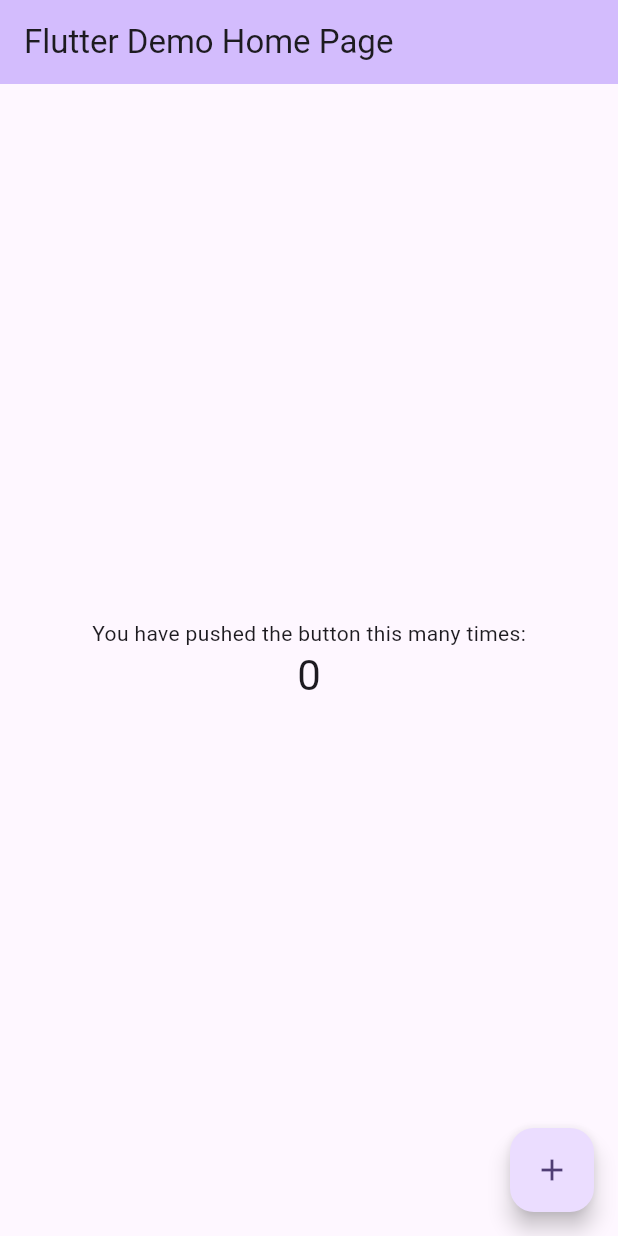
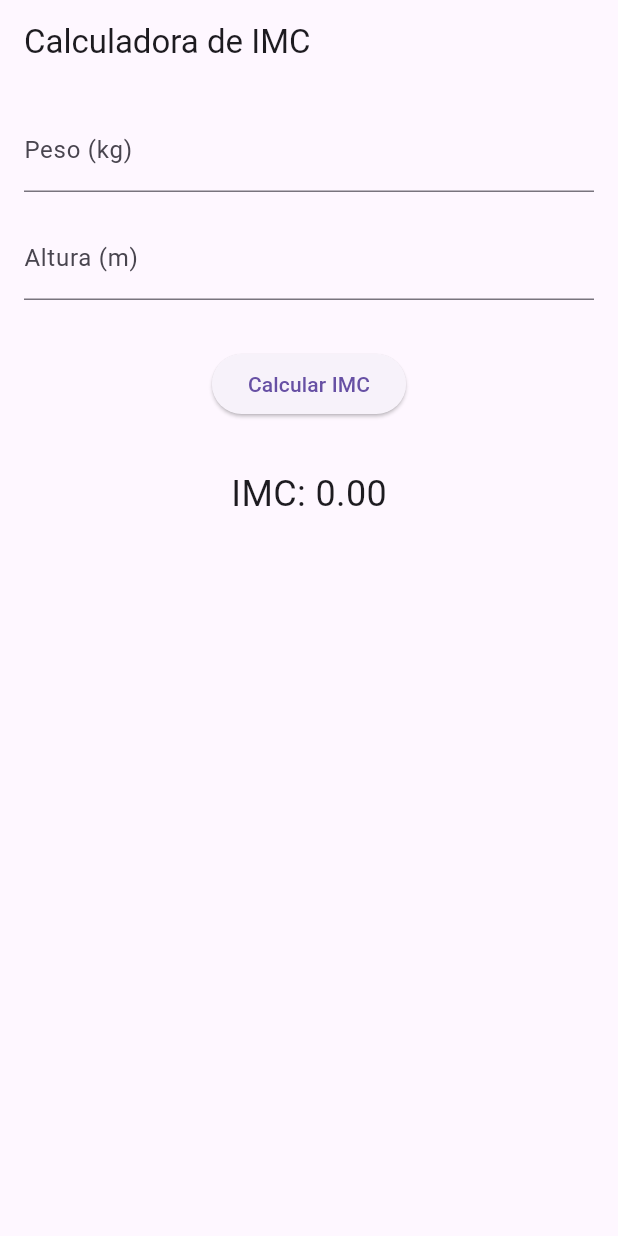
Before and after one commit to renan-meneses/study_flutter, a Flutter app: the screen it shows after launch, on a phone screen of 412 x 824 dp. Run offline on Flutter 3.47's test engine with Material 3 defaults, Android fonts, the phone set to English and light mode, and no system bars.

Commit message:
feat: calcularora IMC

```diff
--- a/lib/main.dart
+++ b/lib/main.dart
@@ -1,125 +1,19 @@
 import 'package:flutter/material.dart';
+import 'modulo/imc_screen.dart';
 
 void main() {
-  runApp(const MyApp());
+  runApp(MyApp());
 }
 
 class MyApp extends StatelessWidget {
-  const MyApp({super.key});
-
-  // This widget is the root of your application.
   @override
   Widget build(BuildContext context) {
     return MaterialApp(
-      title: 'Flutter Demo',
+      title: 'Calculadora de IMC',
       theme: ThemeData(
-        // This is the theme of your application.
-        //
-        // TRY THIS: Try running your application with "flutter run". You'll see
-        // the application has a purple toolbar. Then, without quitting the app,
-        // try changing the seedColor in the colorScheme below to Colors.green
-        // and then invoke "hot reload" (save your changes or press the "hot
-        // reload" button in a Flutter-supported IDE, or press "r" if you used
-        // the command line to start the app).
-        //
-        // Notice that the counter didn't reset back to zero; the application
-        // state is not lost during the reload. To reset the state, use hot
-        // restart instead.
-        //
-        // This works for code too, not just values: Most code changes can be
-        // tested with just a hot reload.
-        colorScheme: ColorScheme.fromSeed(seedColor: Colors.deepPurple),
-        useMaterial3: true,
+        primarySwatch: Colors.blue,
       ),
-      home: const MyHomePage(title: 'Flutter Demo Home Page'),
+      home: ImcScreen(),
     );
   }
 }
-
-class MyHomePage extends StatefulWidget {
-  const MyHomePage({super.key, required this.title});
-
-  // This widget is the home page of your application. It is stateful, meaning
-  // that it has a State object (defined below) that contains fields that affect
-  // how it looks.
-
-  // This class is the configuration for the state. It holds the values (in this
-  // case the title) provided by the parent (in this case the App widget) and
-  // used by the build method of the State. Fields in a Widget subclass are
-  // always marked "final".
-
-  final String title;
-
-  @override
-  State<MyHomePage> createState() => _MyHomePageState();
-}
-
-class _MyHomePageState extends State<MyHomePage> {
-  int _counter = 0;
-
-  void _incrementCounter() {
-    setState(() {
-      // This call to setState tells the Flutter framework that something has
-      // changed in this State, which causes it to rerun the build method below
-      // so that the display can reflect the updated values. If we changed
-      // _counter without calling setState(), then the build method would not be
-      // called again, and so nothing would appear to happen.
-      _counter++;
-    });
-  }
-
-  @override
-  Widget build(BuildContext context) {
-    // This method is rerun every time setState is called, for instance as done
-    // by the _incrementCounter method above.
-    //
-    // The Flutter framework has been optimized to make rerunning build methods
-    // fast, so that you can just rebuild anything that needs updating rather
-    // than having to individually change instances of widgets.
-    return Scaffold(
-      appBar: AppBar(
-        // TRY THIS: Try changing the color here to a specific color (to
-        // Colors.amber, perhaps?) and trigger a hot reload to see the AppBar
-        // change color while the other colors stay the same.
-        backgroundColor: Theme.of(context).colorScheme.inversePrimary,
-        // Here we take the value from the MyHomePage object that was created by
-        // the App.build method, and use it to set our appbar title.
-        title: Text(widget.title),
-      ),
-      body: Center(
-        // Center is a layout widget. It takes a single child and positions it
-        // in the middle of the parent.
-        child: Column(
-          // Column is also a layout widget. It takes a list of children and
-          // arranges them vertically. By default, it sizes itself to fit its
-          // children horizontally, and tries to be as tall as its parent.
-          //
-          // Column has various properties to control how it sizes itself and
-          // how it positions its children. Here we use mainAxisAlignment to
-          // center the children vertically; the main axis here is the vertical
-          // axis because Columns are vertical (the cross axis would be
-          // horizontal).
-          //
-          // TRY THIS: Invoke "debug painting" (choose the "Toggle Debug Paint"
-          // action in the IDE, or press "p" in the console), to see the
-          // wireframe for each widget.
-          mainAxisAlignment: MainAxisAlignment.center,
-          children: <Widget>[
-            const Text(
-              'You have pushed the button this many times:',
-            ),
-            Text(
-              '$_counter',
-              style: Theme.of(context).textTheme.headlineMedium,
-            ),
-          ],
-        ),
-      ),
-      floatingActionButton: FloatingActionButton(
-        onPressed: _incrementCounter,
-        tooltip: 'Increment',
-        child: const Icon(Icons.add),
-      ), // This trailing comma makes auto-formatting nicer for build methods.
-    );
-  }
-}
--- /dev/null
+++ b/lib/modulo/imc_screen.dart
@@ -0,0 +1,62 @@
+import 'package:flutter/material.dart';
+
+class ImcScreen extends StatefulWidget {
+  @override
+  _ImcScreenState createState() => _ImcScreenState();
+}
+
+class _ImcScreenState extends State<ImcScreen> {
+  final _pesoController = TextEditingController();
+  final _alturaController = TextEditingController();
+  double _imc = 0;
+
+  void _calcularImc() {
+    setState(() {
+      double peso = double.tryParse(_pesoController.text) ?? 0;
+      double altura = double.tryParse(_alturaController.text) ?? 0;
+
+      if (altura != 0) {
+        _imc = peso / (altura * altura);
+      } else {
+        _imc = 0;
+      }
+    });
+  }
+
+  @override
+  Widget build(BuildContext context) {
+    return Scaffold(
+      appBar: AppBar(
+        title: Text('Calculadora de IMC'),
+      ),
+      body: Padding(
+        padding: const EdgeInsets.all(16.0),
+        child: Column(
+          children: [
+            TextField(
+              controller: _pesoController,
+              decoration: InputDecoration(labelText: 'Peso (kg)'),
+              keyboardType: TextInputType.number,
+            ),
+            SizedBox(height: 16.0),
+            TextField(
+              controller: _alturaController,
+              decoration: InputDecoration(labelText: 'Altura (m)'),
+              keyboardType: TextInputType.number,
+            ),
+            SizedBox(height: 32.0),
+            ElevatedButton(
+              onPressed: _calcularImc,
+              child: Text('Calcular IMC'),
+            ),
+            SizedBox(height: 32.0),
+            Text(
+              'IMC: ${_imc.toStringAsFixed(2)}',
+              style: TextStyle(fontSize: 24.0),
+            ),
+          ],
+        ),
+      ),
+    );
+  }
+}
```
Also changed, not shown: 1 other file.
